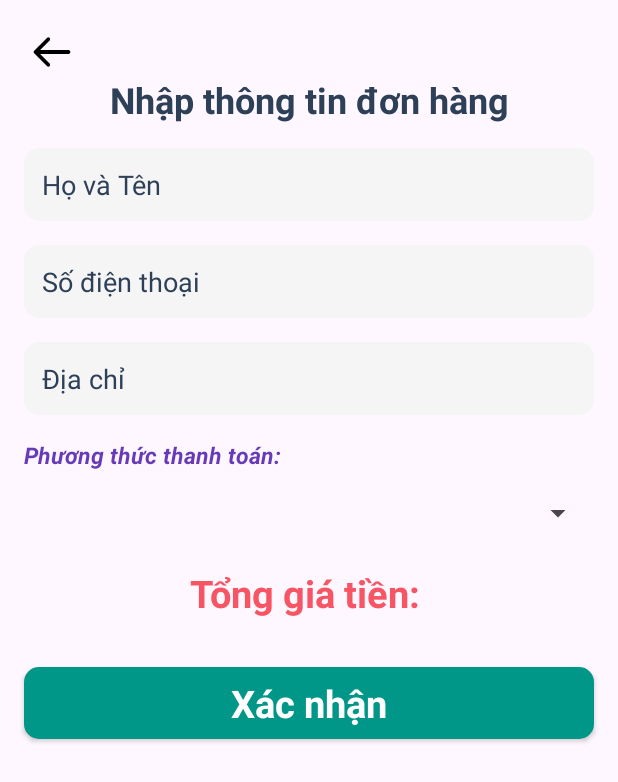
After one commit to EyelessJack0903/AppNhom6, an Android app: the UserInfoActivity screen opened directly, with no data from a screen before it, on a phone screen of 412 x 824 dp. The commit adds this screen. Shown: the top 782 px of the screen. Run offline under Robolectric (Android 15) with nearby library versions, the phone set to English and light mode, and no system bars; our stand-ins replace Firebase (no records; nobody signed in at launch, a user with empty details on screens opened directly).

Commit message:
update trang gio hang va trang thanh toan

```diff
--- a/app/src/main/AndroidManifest.xml
+++ b/app/src/main/AndroidManifest.xml
@@ -43,6 +43,7 @@
             android:name=".Activity.IntroActivity"
             android:exported="true" />
         <activity android:name=".Activity.UpdatePasswordActivity" />
+        <activity android:name=".Activity.UserInfoActivity" />
     </application>
 
 </manifest>
--- /dev/null
+++ b/app/src/main/java/com/example/myapplaptop/Activity/UserInfoActivity.java
@@ -0,0 +1,175 @@
+package com.example.myapplaptop.Activity;
+
+import android.content.Intent;
+import android.os.Bundle;
+import android.view.View;
+import android.widget.AdapterView;
+import android.widget.ArrayAdapter;
+import android.widget.EditText;
+import android.widget.ImageView;
+import android.widget.Spinner;
+import android.widget.TextView;
+import android.widget.Toast;
+
+import androidx.annotation.NonNull;
+import androidx.appcompat.app.AppCompatActivity;
+
+import com.example.myapplaptop.Activity.Domain.Cart;
+import com.example.myapplaptop.Activity.Domain.DetailCart;
+import com.example.myapplaptop.Activity.Domain.Laptops;
+import com.example.myapplaptop.Activity.Domain.Payment;
+import com.example.myapplaptop.Activity.Helper.ManagmentCart;
+import com.example.myapplaptop.R;
+import com.google.firebase.auth.FirebaseAuth;
+import com.google.firebase.auth.FirebaseUser;
+import com.google.firebase.database.DataSnapshot;
+import com.google.firebase.database.DatabaseError;
+import com.google.firebase.database.DatabaseReference;
+import com.google.firebase.database.FirebaseDatabase;
+import com.google.firebase.database.ValueEventListener;
+
+import java.util.ArrayList;
+import java.util.Date;
+import java.util.List;
+
+public class UserInfoActivity extends AppCompatActivity {
+
+    private EditText nameEditText, phoneEditText, addressEditText;
+    private Spinner paymentSpinner;
+    private TextView totalPriceTxt;
+    private FirebaseAuth mAuth;
+    private DatabaseReference databaseReference;
+    private ManagmentCart managmentCart;
+    private List<Payment> paymentList;
+
+    @Override
+    protected void onCreate(Bundle savedInstanceState) {
+        super.onCreate(savedInstanceState);
+        setContentView(R.layout.userinfo_activity);
+
+        nameEditText = findViewById(R.id.nameEditText);
+        phoneEditText = findViewById(R.id.phoneEditText);
+        addressEditText = findViewById(R.id.addressEditText);
+        ImageView backBtn = findViewById(R.id.backBtn);
+        paymentSpinner = findViewById(R.id.paymentSpinner);
+        totalPriceTxt = findViewById(R.id.totalPriceTxt);
+
+        mAuth = FirebaseAuth.getInstance();
+        databaseReference = FirebaseDatabase.getInstance().getReference();
+        managmentCart = new ManagmentCart(this);
+
+        fetchPaymentMethods();
+
+        findViewById(R.id.confirmBtn).setOnClickListener(v -> placeOrder());
+
+        backBtn.setOnClickListener(v -> finish());
+    }
+
+    private void fetchPaymentMethods() {
+        DatabaseReference paymentRef = databaseReference.child("payment");
+        paymentRef.addListenerForSingleValueEvent(new ValueEventListener() {
+            @Override
+            public void onDataChange(@NonNull DataSnapshot snapshot) {
+                paymentList = new ArrayList<>();
+                for (DataSnapshot dataSnapshot : snapshot.getChildren()) {
+                    Payment payment = dataSnapshot.getValue(Payment.class);
+                    if (payment != null) {
+                        paymentList.add(payment);
+                    }
+                }
+                setupPaymentSpinner();
+            }
+
+            @Override
+            public void onCancelled(@NonNull DatabaseError error) {
+                Toast.makeText(UserInfoActivity.this, "Lỗi phương thức payment", Toast.LENGTH_SHORT).show();
+            }
+        });
+    }
+
+    private void setupPaymentSpinner() {
+        ArrayAdapter<Payment> adapter = new ArrayAdapter<>(this, android.R.layout.simple_spinner_item, paymentList);
+        adapter.setDropDownViewResource(android.R.layout.simple_spinner_dropdown_item);
+        paymentSpinner.setAdapter(adapter);
+
+        paymentSpinner.setOnItemSelectedListener(new AdapterView.OnItemSelectedListener() {
+            @Override
+            public void onItemSelected(AdapterView<?> parent, View view, int position, long id) {
+                calculateTotalPrice(position);
+            }
+
+            @Override
+            public void onNothingSelected(AdapterView<?> parent) {
+                // Default behavior if nothing is selected
+            }
+        });
+    }
+
+    private void calculateTotalPrice(int position) {
+        double deliveryFee = 100000; // Assume delivery fee is constant
+
+        double total = managmentCart.getTotalFee() + deliveryFee;
+        totalPriceTxt.setText("Tổng giá tiền: " + formatCurrency(total));
+    }
+
+    private void placeOrder() {
+        FirebaseUser user = mAuth.getCurrentUser();
+        if (user == null) {
+            Toast.makeText(UserInfoActivity.this, "Bạn cần đăng nhập để đặt hàng", Toast.LENGTH_SHORT).show();
+            return;
+        }
+
+        String userId = user.getUid();
+        String cartId = databaseReference.child("cart").push().getKey();
+        String detailId;
+
+        String name = nameEditText.getText().toString().trim();
+        String phone = phoneEditText.getText().toString().trim();
+        String address = addressEditText.getText().toString().trim();
+
+        if (name.isEmpty() || phone.isEmpty() || address.isEmpty()) {
+            Toast.makeText(this, "Vui lòng nhập đầy đủ thông tin", Toast.LENGTH_SHORT).show();
+            return;
+        }
+
+        Payment selectedPayment = (Payment) paymentSpinner.getSelectedItem();
+
+        Cart cart = new Cart();
+        cart.setID_User(userId);
+        cart.setID_Cart(cartId);
+        cart.setDate(new Date());
+        cart.setTotal(managmentCart.getTotalFee());
+        cart.setName(name);
+        cart.setSDT(phone);
+        cart.setAddress(address);
+        cart.setPaymentMethod(selectedPayment.getName()); // Set selected payment method
+
+        databaseReference.child("cart").child(cartId).setValue(cart);
+
+        ArrayList<Laptops> cartList = managmentCart.getListCart();
+        for (Laptops laptop : cartList) {
+            detailId = databaseReference.child("detail_cart").push().getKey();
+
+            DetailCart detailCart = new DetailCart();
+            detailCart.setID_Cart(cartId);
+            detailCart.setID_Detail(detailId);
+            detailCart.setID_Laptop(laptop.getID_Laptop());
+            detailCart.setQuantity(laptop.getNumberInCart());
+            detailCart.setPrice(laptop.getPrice());
+            detailCart.setTotal(laptop.getPrice() * laptop.getNumberInCart());
+
+            databaseReference.child("detail_cart").child(detailId).setValue(detailCart);
+        }
+
+        managmentCart.clearCart();
+
+        Toast.makeText(UserInfoActivity.this, "Đặt hàng thành công!", Toast.LENGTH_SHORT).show();
+
+        startActivity(new Intent(UserInfoActivity.this, MainActivity.class));
+        finish();
+    }
+
+    private String formatCurrency(double amount) {
+        return String.format("%,.0f VNĐ", amount);
+    }
+}
--- /dev/null
+++ b/app/src/main/res/layout/userinfo_activity.xml
@@ -0,0 +1,146 @@
+<?xml version="1.0" encoding="utf-8"?>
+<androidx.constraintlayout.widget.ConstraintLayout
+    xmlns:android="http://schemas.android.com/apk/res/android"
+    xmlns:app="http://schemas.android.com/apk/res-auto"
+    xmlns:tools="http://schemas.android.com/tools"
+    android:layout_width="match_parent"
+    android:layout_height="match_parent"
+    tools:context=".Activity.UserInfoActivity">
+
+    <TextView
+        android:id="@+id/titleTxt"
+        android:layout_width="wrap_content"
+        android:layout_height="wrap_content"
+        android:layout_marginTop="50dp"
+        android:text="Nhập thông tin đơn hàng"
+        android:textColor="@color/blue_grey"
+        android:textSize="24sp"
+        android:textStyle="bold"
+        app:layout_constraintEnd_toEndOf="parent"
+        app:layout_constraintStart_toStartOf="parent"
+        app:layout_constraintTop_toTopOf="parent" />
+
+    <EditText
+        android:id="@+id/nameEditText"
+        android:layout_width="0dp"
+        android:layout_height="wrap_content"
+        android:layout_marginStart="16dp"
+        android:layout_marginTop="16dp"
+        android:layout_marginEnd="16dp"
+        android:background="@drawable/grey_background"
+        android:ems="10"
+        android:hint="Họ và Tên"
+        android:inputType="textPersonName"
+        android:padding="12dp"
+        android:textColor="@color/blue_grey"
+        android:textColorHint="@color/blue_grey"
+        app:layout_constraintEnd_toEndOf="parent"
+        app:layout_constraintStart_toStartOf="parent"
+        app:layout_constraintTop_toBottomOf="@id/titleTxt"/>
+
+    <EditText
+        android:id="@+id/phoneEditText"
+        android:layout_width="0dp"
+        android:layout_height="wrap_content"
+        android:layout_marginStart="16dp"
+        android:layout_marginTop="16dp"
+        android:layout_marginEnd="16dp"
+        android:background="@drawable/grey_background"
+        android:ems="10"
+        android:hint="Số điện thoại"
+        android:inputType="phone"
+        android:padding="12dp"
+        android:textColor="@color/blue_grey"
+        android:textColorHint="@color/blue_grey"
+        app:layout_constraintEnd_toEndOf="parent"
+        app:layout_constraintStart_toStartOf="parent"
+        app:layout_constraintTop_toBottomOf="@id/nameEditText"/>
+
+    <EditText
+        android:id="@+id/addressEditText"
+        android:layout_width="0dp"
+        android:layout_height="wrap_content"
+        android:layout_marginStart="16dp"
+        android:layout_marginTop="16dp"
+        android:layout_marginEnd="16dp"
+        android:background="@drawable/grey_background"
+        android:ems="10"
+        android:hint="Địa chỉ"
+        android:inputType="textPostalAddress"
+        android:padding="12dp"
+        android:textColor="@color/blue_grey"
+        android:textColorHint="@color/blue_grey"
+        app:layout_constraintEnd_toEndOf="parent"
+        app:layout_constraintStart_toStartOf="parent"
+        app:layout_constraintTop_toBottomOf="@id/phoneEditText"/>
+
+    <TextView
+        android:id="@+id/paymentMethodLabel"
+        android:layout_width="wrap_content"
+        android:layout_height="wrap_content"
+        android:layout_marginStart="16dp"
+        android:layout_marginTop="16dp"
+        android:text="Phương thức thanh toán:"
+        android:textColor="#673AB7"
+        android:textSize="15sp"
+        android:textStyle="bold|italic"
+        app:layout_constraintStart_toStartOf="parent"
+        app:layout_constraintTop_toBottomOf="@id/addressEditText" />
+
+    <Spinner
+        android:id="@+id/paymentSpinner"
+        android:layout_width="0dp"
+        android:layout_height="wrap_content"
+        android:layout_marginStart="16dp"
+        android:layout_marginTop="16dp"
+        android:layout_marginEnd="16dp"
+        app:layout_constraintEnd_toEndOf="parent"
+        app:layout_constraintStart_toStartOf="parent"
+        app:layout_constraintTop_toBottomOf="@id/paymentMethodLabel" />
+
+    <TextView
+        android:id="@+id/totalPriceTxt"
+        android:layout_width="0dp"
+        android:layout_height="wrap_content"
+        android:layout_marginTop="24dp"
+        android:gravity="center"
+        android:text="Tổng giá tiền: "
+        android:textColor="@color/red"
+        android:textStyle="bold"
+        android:textSize="25sp"
+        app:layout_constraintEnd_toEndOf="parent"
+        app:layout_constraintStart_toStartOf="parent"
+        app:layout_constraintTop_toBottomOf="@id/paymentSpinner" />
+
+    <androidx.appcompat.widget.AppCompatButton
+        android:id="@+id/confirmBtn"
+        style="@android:style/Widget.Button"
+        android:layout_width="match_parent"
+        android:layout_height="wrap_content"
+        android:layout_marginStart="16dp"
+        android:layout_marginTop="32dp"
+        android:layout_marginEnd="16dp"
+        android:background="@drawable/red_button_background2"
+        android:backgroundTint="#009688"
+        android:text="Xác nhận"
+        android:textColor="@color/white"
+        android:textSize="25sp"
+        android:textStyle="bold"
+        app:layout_constraintEnd_toEndOf="parent"
+        app:layout_constraintStart_toStartOf="parent"
+        app:layout_constraintTop_toBottomOf="@id/totalPriceTxt" />
+
+    <ImageView
+        android:id="@+id/backBtn"
+        android:layout_width="wrap_content"
+        android:layout_height="wrap_content"
+        android:layout_marginStart="16dp"
+        android:layout_marginTop="16dp"
+        android:clickable="true"
+        android:focusable="true"
+        android:padding="4dp"
+        android:src="@drawable/arrow"
+        app:layout_constraintStart_toStartOf="parent"
+        app:layout_constraintTop_toTopOf="parent" />
+
+</androidx.constraintlayout.widget.ConstraintLayout>
```
Also changed, not shown: app/src/main/java/com/example/myapplaptop/Activity/CartActivity.java (+21 -2 lines), app/src/main/java/com/example/myapplaptop/Activity/Domain/Cart.java (added, +100 -0 lines), app/src/main/java/com/example/myapplaptop/Activity/Domain/DetailCart.java (added, +63 -0 lines), app/src/main/java/com/example/myapplaptop/Activity/Domain/Payment.java (added, +31 -0 lines), app/src/main/java/com/example/myapplaptop/Activity/Helper/ManagmentCart.java (+13 -0 lines), app/src/main/java/com/example/myapplaptop/Activity/LoginActivity.java (+12 -4 lines), app/src/main/java/com/example/myapplaptop/Activity/MainActivity.java (+7 -0 lines), app/src/main/java/com/example/myapplaptop/Activity/UpdatePasswordActivity.java (+16 -6 lines), app/src/main/res/layout/activity_cart.xml (+11 -7 lines), app/src/main/res/layout/activity_main.xml (+4 -4 lines), app/src/main/res/layout/activity_update_password.xml (+9 -0 lines), app/src/main/res/drawable-hdpi/aaa.png (added), app/src/main/res/drawable-hdpi/balo.jpg (added), app/src/main/res/drawable-hdpi/baloss.png (added).
